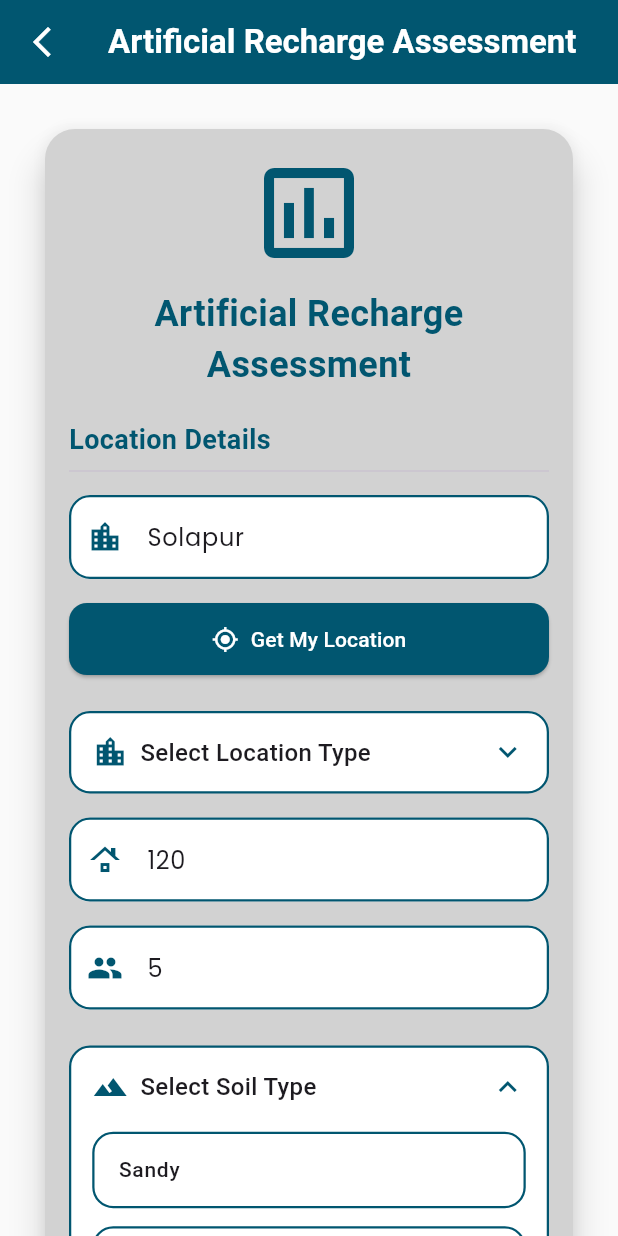
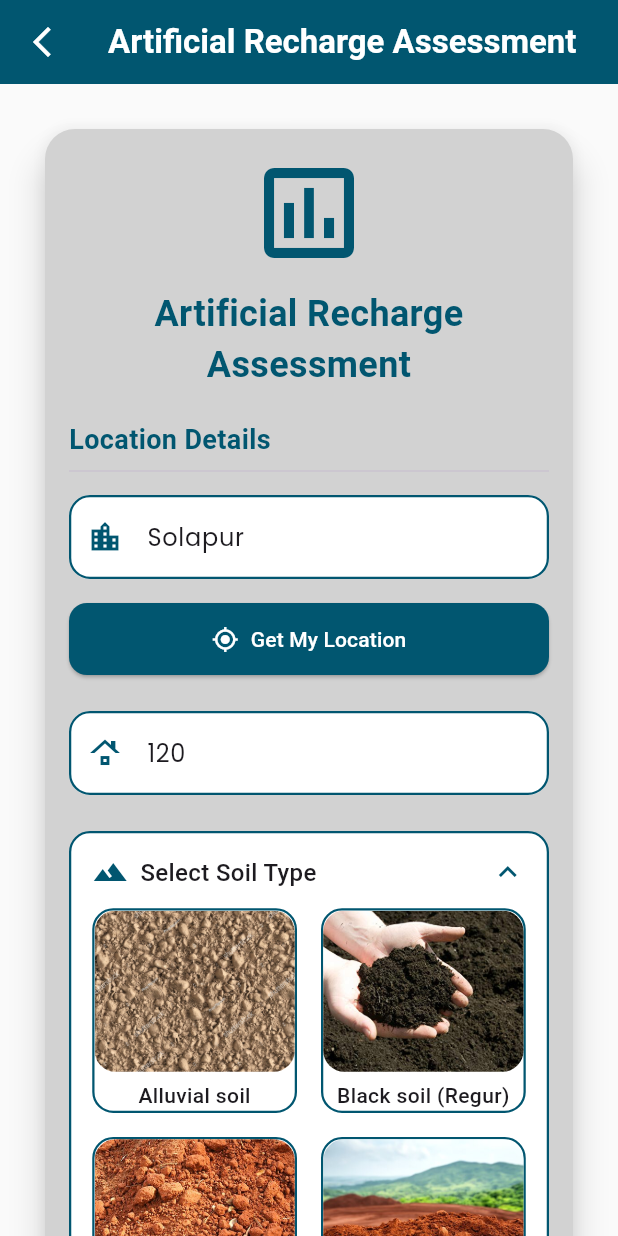
Before and after one commit to codermisba/aquacatch, a Flutter app: the ArtificialRechargeForm screen opened directly, after a tap on "Select Soil Type", on a phone screen of 412 x 824 dp. Run offline on Flutter 3.47's test engine with Material 3 defaults, Android fonts, the phone set to English and light mode, and no system bars; our stand-ins replace cloud_firestore, firebase_auth, firebase_core, flutter_dotenv, flutter_markdown, geocoding and 7 more; accounts and stored records are empty.

Commit message:
ar page changes

```diff
--- a/lib/artificial_recharge_form.dart
+++ b/lib/artificial_recharge_form.dart
@@ -27,13 +27,23 @@ class _ArtificialRechargeFormState extends State<ArtificialRechargeForm> {
   bool _isLocationTypeExpanded = false;
 
   // Common Controllers
-  final TextEditingController _locationController = TextEditingController(text: "Solapur");
-  final TextEditingController _roofAreaController = TextEditingController(text: "120"); // sqft by default in UI
-  final TextEditingController _dwellersController = TextEditingController(text: "5");
+  final TextEditingController _locationController = TextEditingController(
+    text: "Solapur",
+  );
+  final TextEditingController _roofAreaController = TextEditingController(
+    text: "120",
+  ); // sqft by default in UI
+  final TextEditingController _dwellersController = TextEditingController(
+    text: "5",
+  );
 
   // AR-specific controllers
-  final TextEditingController _wellDepthController = TextEditingController(text: "10"); // meters
-  final TextEditingController _wellDiameterController = TextEditingController(text: "1"); // meters
+  final TextEditingController _wellDepthController = TextEditingController(
+    text: "10",
+  ); // meters
+  final TextEditingController _wellDiameterController = TextEditingController(
+    text: "1",
+  ); // meters
 
   String _city = "Solapur"; // default
   String _roofType = "concrete";
@@ -80,50 +90,70 @@ class _ArtificialRechargeFormState extends State<ArtificialRechargeForm> {
     try {
       bool serviceEnabled = await Geolocator.isLocationServiceEnabled();
       if (!serviceEnabled) {
-        ScaffoldMessenger.of(context).showSnackBar(const SnackBar(content: Text('Please enable location services')));
+        ScaffoldMessenger.of(context).showSnackBar(
+          const SnackBar(content: Text('Please enable location services')),
+        );
         return;
       }
 
       LocationPermission permission = await Geolocator.checkPermission();
       if (permission == LocationPermission.denied) {
         permission = await Geolocator.requestPermission();
-        if (permission == LocationPermission.denied || permission == LocationPermission.deniedForever) {
-          ScaffoldMessenger.of(context).showSnackBar(const SnackBar(content: Text('Location permission denied')));
+        if (permission == LocationPermission.denied ||
+            permission == LocationPermission.deniedForever) {
+          ScaffoldMessenger.of(context).showSnackBar(
+            const SnackBar(content: Text('Location permission denied')),
+          );
           return;
         }
       }
 
-      Position position = await Geolocator.getCurrentPosition(desiredAccuracy: LocationAccuracy.high);
-      List<Placemark> placemarks = await placemarkFromCoordinates(position.latitude, position.longitude);
+      Position position = await Geolocator.getCurrentPosition(
+        desiredAccuracy: LocationAccuracy.high,
+      );
+      List<Placemark> placemarks = await placemarkFromCoordinates(
+        position.latitude,
+        position.longitude,
+      );
 
       if (placemarks.isNotEmpty) {
         Placemark place = placemarks.first;
-        String address = [place.locality ?? '', place.subAdministrativeArea ?? '', place.administrativeArea ?? '']
-            .where((e) => e.isNotEmpty)
-            .join(", ");
+        String address = [
+          place.locality ?? '',
+          place.subAdministrativeArea ?? '',
+          place.administrativeArea ?? '',
+        ].where((e) => e.isNotEmpty).join(", ");
         setState(() {
           _city = place.locality ?? _city;
-          _locationController.text = address.isNotEmpty ? address : "${position.latitude}, ${position.longitude}";
+          _locationController.text = address.isNotEmpty
+              ? address
+              : "${position.latitude}, ${position.longitude}";
         });
       } else {
         setState(() {
-          _locationController.text = "${position.latitude}, ${position.longitude}";
+          _locationController.text =
+              "${position.latitude}, ${position.longitude}";
         });
       }
     } catch (e) {
       debugPrint("Location error: $e");
-      ScaffoldMessenger.of(context).showSnackBar(SnackBar(content: Text('Failed to get location: $e')));
+      ScaffoldMessenger.of(
+        context,
+      ).showSnackBar(SnackBar(content: Text('Failed to get location: $e')));
     }
   }
 
   Future<double> fetchGroundwaterLevel(String district) async {
     try {
-      final url = Uri.parse("https://sheetdb.io/api/v1/x7eb8wzkxon0e?district_lower=${district.toLowerCase()}");
+      final url = Uri.parse(
+        "https://sheetdb.io/api/v1/x7eb8wzkxon0e?district_lower=${district.toLowerCase()}",
+      );
       final response = await http.get(url);
       if (response.statusCode == 200) {
         final data = json.decode(response.body);
         if (data.isNotEmpty) {
-          return double.tryParse(data[0]["groundwaterlevel"].toString()) ?? 15.0;
+          return double.tryParse(data[0]["groundwaterlevel"].toString()) ??
+              15.0;
         }
       }
     } catch (e) {
@@ -134,7 +164,9 @@ class _ArtificialRechargeFormState extends State<ArtificialRechargeForm> {
 
   /// ---------------- Load JSON cost data ----------------
   Future<List<dynamic>> loadARCostData() async {
-    final String response = await rootBundle.loadString('assets/arcostdata.json');
+    final String response = await rootBundle.loadString(
+      'assets/arcostdata.json',
+    );
     final Map<String, dynamic> data = json.decode(response);
     return data['Sheet1'] as List<dynamic>;
   }
@@ -176,8 +208,9 @@ class _ArtificialRechargeFormState extends State<ArtificialRechargeForm> {
     List<dynamic> data = await loadARCostData();
     Map<String, dynamic>? match;
     try {
-      match = data.firstWhere((row) =>
-          (row['Structure'] ?? '').toString().toLowerCase() == "pit");
+      match = data.firstWhere(
+        (row) => (row['Structure'] ?? '').toString().toLowerCase() == "pit",
+      );
     } catch (_) {
       match = null;
     }
@@ -323,15 +356,12 @@ Widget build(BuildContext context) {
           icon: const Icon(Icons.arrow_back_ios_new),
           onPressed: () => Navigator.pop(context), // ✅ go back
         ),
-
       ),
       body: SingleChildScrollView(
         padding: const EdgeInsets.all(20),
         child: Column(
           crossAxisAlignment: CrossAxisAlignment.start,
-        children: [
-          _buildForm(context),
-        ],
+          children: [_buildForm(context)],
         ),
       ),
     );
@@ -409,21 +439,6 @@ Widget build(BuildContext context) {
                   ),
                 ),
                 const SizedBox(height: 16),
-                buildTextExpandableSelector(
-                  context: context,
-                  title: 'Select Location Type',
-                  icon: Icons.location_city,
-                  options: _locationTypeOptions,
-                  selectedValue: _selectedLocationType,
-                  isExpanded: _isLocationTypeExpanded,
-                  onToggle: () => setState(
-                    () => _isLocationTypeExpanded = !_isLocationTypeExpanded,
-                  ),
-                  onChanged: (value) => setState(
-                    () => _selectedLocationType =
-                        value ?? "urban", // default value
-                  ),
-                ),
 
                 // AR-specific inputs
                 customTextField(
@@ -432,30 +447,62 @@ Widget build(BuildContext context) {
                   hint: "Rooftop Area (sqft)",
                   icon: Icons.roofing,
                 ),
-                customTextField(
-                  context: context,
-                  controller: _dwellersController,
-                  hint: "Number of Dwellers",
-                  icon: Icons.people,
-                ),
 
                 const SizedBox(height: 8),
-                buildTextExpandableSelector(
+                buildExpandableSelector(
                   context: context,
                   title: 'Select Soil Type',
                   icon: Icons.landscape,
                   options: [
-                    {'value': 'Sandy', 'label': 'Sandy'},
-                    {'value': 'Clayey', 'label': 'Clayey'},
-                    {'value': 'Loamy', 'label': 'Loamy'},
+                    {
+                      'value': 'Alluvial soil',
+                      'label': 'Alluvial soil',
+                      'image': 'assets/images/alluvial.jpg',
+                    },
+                    {
+                      'value': 'Black soil (Regur)',
+                      'label': 'Black soil (Regur)',
+                      'image': 'assets/images/black_soil.jpg',
+                    },
+                    {
+                      'value': 'Red and Yellow soil',
+                      'label': 'Red and Yellow soil',
+                      'image': 'assets/images/red_yellow.JPG',
+                    },
+                    {
+                      'value': 'Laterite soil',
+                      'label': 'Laterite soil',
+                      'image': 'assets/images/laterite_soil.jpg',
+                    },
+                    {
+                      'value': 'Arid (Desert) soil',
+                      'label': 'Arid (Desert) soil',
+                      'image': 'assets/images/arid.jpg',
+                    },
+                    {
+                      'value': 'Forest soil',
+                      'label': 'Forest soil',
+                      'image': 'assets/images/forest.jpg',
+                    },
+                    {
+                      'value': 'Saline soil',
+                      'label': 'Saline soil',
+                      'image': 'assets/images/saline.jpg',
+                    },
+                    {
+                      'value': 'Peaty soil',
+                      'label': 'Peaty soil',
+                      'image': 'assets/images/peaty.jpg',
+                    },
                   ],
                   selectedValue: _soilType,
                   isExpanded: _isSoilTypeExpanded,
-                  onToggle: () => setState(
-                    () => _isSoilTypeExpanded = !_isSoilTypeExpanded,
-                  ),
-                  onChanged: (value) =>
-                      setState(() => _soilType = value ?? "Sandy"),
+                  onToggle: () => setState(() {
+                    _isSoilTypeExpanded = !_isSoilTypeExpanded;
+                  }),
+                  onChanged: (value) => setState(() {
+                    _soilType = value ?? "Alluvial soil";
+                  }),
                 ),
 
                 const SizedBox(height: 28),
--- a/lib/main.dart
+++ b/lib/main.dart
@@ -21,7 +21,7 @@ void main() async {
   WidgetsFlutterBinding.ensureInitialized();
   await Firebase.initializeApp(options: DefaultFirebaseOptions.currentPlatform);
 
-    await dotenv.load(fileName: "assets/.env"); // load locally for Android/iOS
+    await dotenv.load(fileName: ".env"); // load locally for Android/iOS
 
   runApp(const MyApp());
 }
```
Also changed, not shown: assets/images/alluvial.jpg (added), assets/images/arid.jpg (added), assets/images/black_soil.jpg (added), assets/images/forest.jpg (added), assets/images/laterite_soil.jpg (added), assets/images/peaty.jpg (added), assets/images/red_yellow.JPG (added), assets/images/saline.jpg (added). Lines whose indentation alone changed are shown as unchanged.
